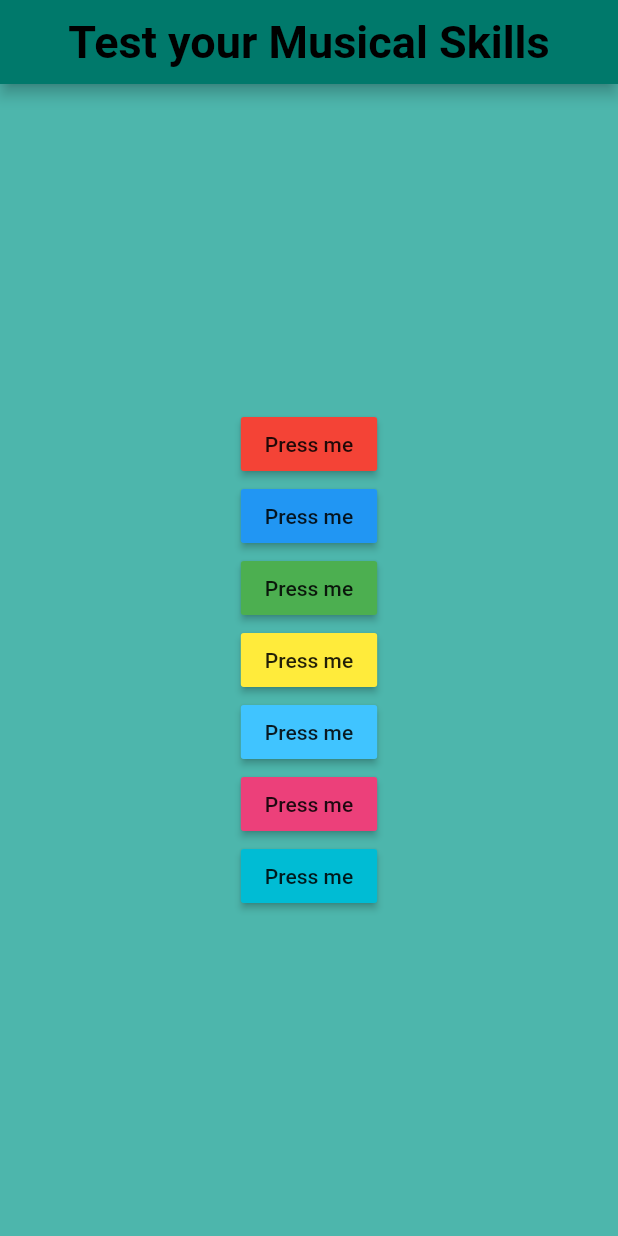
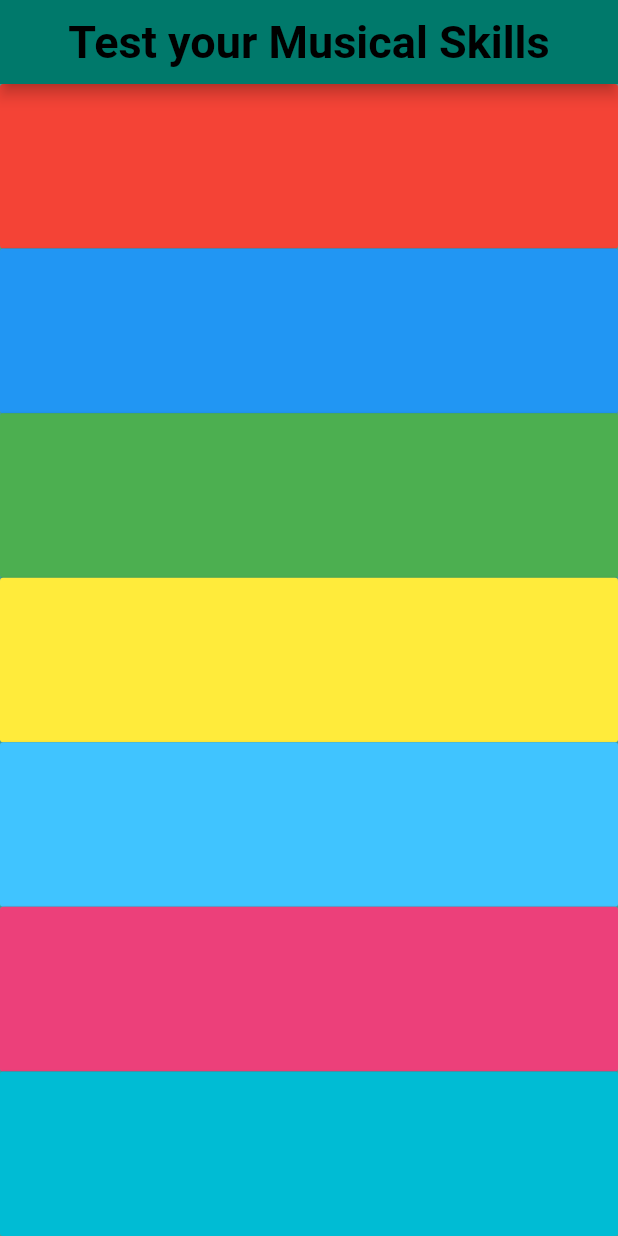
Before and after one commit to Meruem243/xylophone_a_simple_musical_instrument_app, a Flutter app: the screen it shows after launch, on a phone screen of 412 x 824 dp. Run offline on Flutter 3.47's test engine with Material 2 defaults, Android fonts, the light colour scheme and no system bars; our stand-ins replace audioplayers.

Commit message:
Updated UI of App

```diff
--- a/lib/main.dart
+++ b/lib/main.dart
@@ -48,69 +48,87 @@ class XylophoneApp extends StatelessWidget {
             // ),
             child: Column(
               mainAxisAlignment: MainAxisAlignment.center,
+              crossAxisAlignment: CrossAxisAlignment.stretch,
               children: <Widget>[
-                MaterialButton(
+                Expanded(
+                  child: MaterialButton(
                     onPressed: () {
                       playSound(1);
                     },
+                    // hoverElevation: 100.0,
+                    // elevation: 30.0,
+                    // animationDuration: const Duration(seconds: 1),
                     enableFeedback: false, // Disable the sound effect
                     color: Colors.red,
 
-                  child: const Text('Press me'),
+                    // child: const Text('Press me'),
                   ),
-                MaterialButton(
+                ),
+                Expanded(
+                  child: MaterialButton(
                     onPressed: () {
                       playSound(2);
                     },
                     enableFeedback: false, // Disable the sound effect
                     color: Colors.blue,
 
-                  child: const Text('Press me'),
+                    // child: const Text('Press me'),
                   ),
-                MaterialButton(
+                ),
+                Expanded(
+                  child: MaterialButton(
                     onPressed: () {
                       playSound(3);
                     },
                     enableFeedback: false, // Disable the sound effect
                     color: Colors.green,
 
-                  child: const Text('Press me'),
+                    // child: const Text('Press me'),
                   ),
-                MaterialButton(
+                ),
+                Expanded(
+                  child: MaterialButton(
                     onPressed: () {
                       playSound(4);
                     },
                     enableFeedback: false, // Disable the sound effect
                     color: Colors.yellow,
 
-                  child: const Text('Press me'),
+                    // child: const Text('Press me'),
                   ),
-                MaterialButton(
+                ),
+                Expanded(
+                  child: MaterialButton(
                     onPressed: () {
                       playSound(5);
                     },
                     enableFeedback: false, // Disable the sound effect
                     color: Colors.lightBlueAccent,
 
-                  child: const Text('Press me'),
+                    // child: const Text('Press me'),
                   ),
-                MaterialButton(
+                ),
+                Expanded(
+                  child: MaterialButton(
                     onPressed: () {
                       playSound(6);
                     },
                     enableFeedback: false, // Disable the sound effect
                     color: Colors.pink[400],
 
-                  child: const Text('Press me'),
+                    // child: const Text('Press me'),
                   ),
-                MaterialButton(
+                ),
+                Expanded(
+                  child: MaterialButton(
                     onPressed: () {
                       playSound(7);
                     },
                     enableFeedback: false, // Disable the sound effect
                     color: Colors.cyan[500],
 
-                  child: const Text('Press me'),
+                    // child: const Text('Press me'),
+                  ),
                 ),
               ],
             ),
```
Also changed, not shown: 1 other file. Lines whose indentation alone changed are shown as unchanged.
